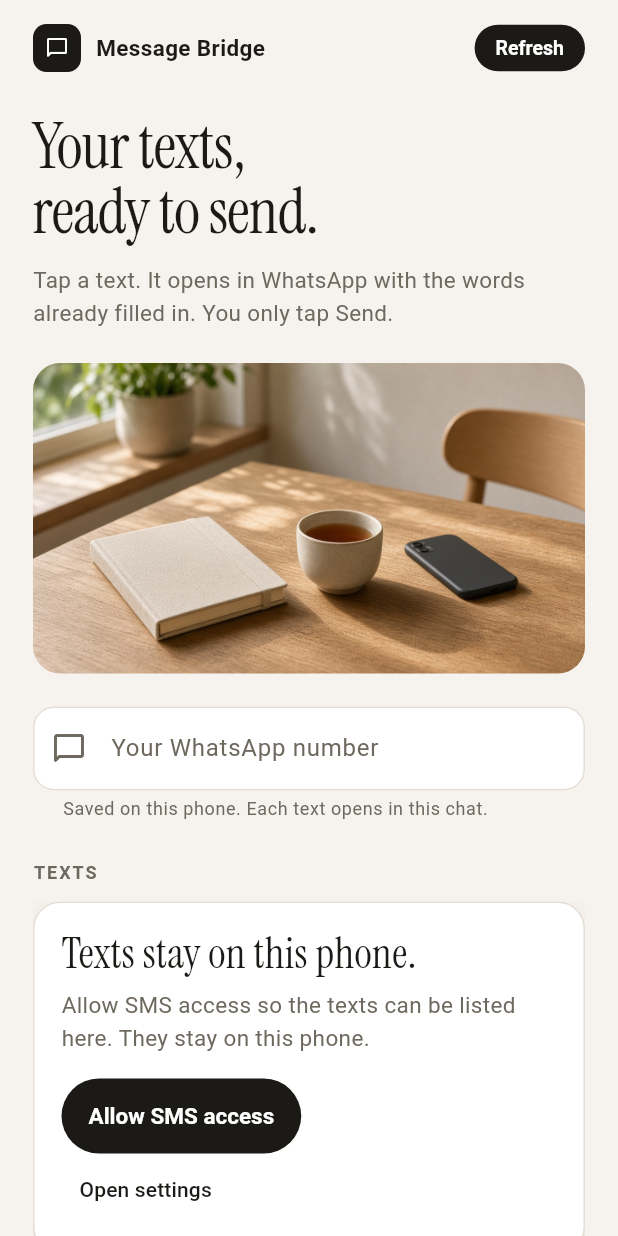
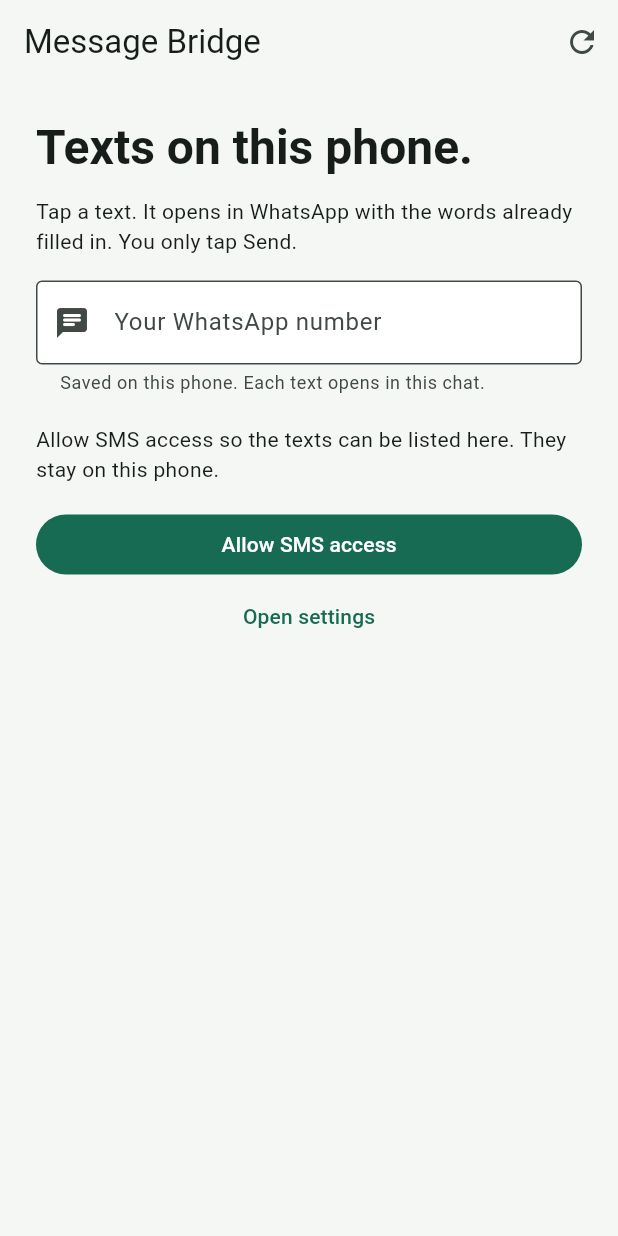
Before and after one commit to Judiciousmurich/message-bridge, a Flutter app: the screen it shows after launch, on a phone screen of 412 x 824 dp. Run offline on Flutter 3.47's test engine with Material 3 defaults, Android fonts, the phone set to English and light mode, and no system bars.

Commit message:
revert(ui): remove the editorial restyle
The careers-page layout was applied to the wrong project, so the text list is restored.

Ledger: 2026-11-17 17:02 — Revert the editorial restyle
Co-authored-by: Cursor <cursoragent@cursor.com>

```diff
--- a/lib/bridge_look.dart
+++ /dev/null
@@ -1,184 +0,0 @@
-import 'package:flutter/material.dart';
-
-class BridgeLook {
-  static const canvas = Color(0xFFF6F3EE);
-  static const ink = Color(0xFF1B1A17);
-  static const muted = Color(0xFF6E695F);
-  static const line = Color(0xFFE4DED4);
-  static const green = Color(0xFF0E7A55);
-
-  static const display = TextStyle(
-    fontFamily: 'Instrument Serif',
-    fontSize: 42,
-    height: 1.02,
-    fontWeight: FontWeight.w400,
-    color: ink,
-    letterSpacing: -0.6,
-  );
-
-  static const body = TextStyle(
-    fontSize: 15,
-    height: 1.45,
-    color: muted,
-  );
-
-  static const section = TextStyle(
-    fontSize: 12,
-    height: 1.2,
-    letterSpacing: 1.3,
-    fontWeight: FontWeight.w600,
-    color: muted,
-  );
-
-  static const cardDecoration = BoxDecoration(
-    color: Colors.white,
-    borderRadius: BorderRadius.all(Radius.circular(18)),
-    border: Border.fromBorderSide(BorderSide(color: line)),
-    boxShadow: [
-      BoxShadow(
-        color: Color(0x12000000),
-        blurRadius: 24,
-        offset: Offset(0, 10),
-      ),
-    ],
-  );
-
-  static ThemeData theme() {
-    final base = ThemeData(
-      useMaterial3: true,
-      scaffoldBackgroundColor: canvas,
-      colorScheme: ColorScheme.fromSeed(
-        seedColor: ink,
-        primary: ink,
-        surface: Colors.white,
-      ),
-    );
-    return base.copyWith(
-      textTheme: base.textTheme.apply(bodyColor: ink, displayColor: ink),
-      appBarTheme: const AppBarTheme(
-        backgroundColor: canvas,
-        foregroundColor: ink,
-        elevation: 0,
-        scrolledUnderElevation: 0,
-      ),
-      inputDecorationTheme: InputDecorationTheme(
-        filled: true,
-        fillColor: Colors.white,
-        contentPadding:
-            const EdgeInsets.symmetric(horizontal: 16, vertical: 16),
-        labelStyle: const TextStyle(color: muted),
-        hintStyle: const TextStyle(color: Color(0xFFA39E94)),
-        helperStyle: const TextStyle(color: muted),
-        border: _fieldBorder(line),
-        enabledBorder: _fieldBorder(line),
-        focusedBorder: _fieldBorder(ink, width: 1.4),
-      ),
-      filledButtonTheme: FilledButtonThemeData(
-        style: FilledButton.styleFrom(
-          backgroundColor: ink,
-          foregroundColor: Colors.white,
-          elevation: 0,
-          padding: const EdgeInsets.symmetric(horizontal: 18, vertical: 16),
-          shape: const StadiumBorder(),
-          textStyle: const TextStyle(fontWeight: FontWeight.w600, fontSize: 15),
-        ),
-      ),
-      outlinedButtonTheme: OutlinedButtonThemeData(
-        style: OutlinedButton.styleFrom(
-          foregroundColor: ink,
-          side: const BorderSide(color: line),
-          padding: const EdgeInsets.symmetric(horizontal: 18, vertical: 16),
-          shape: const StadiumBorder(),
-          textStyle: const TextStyle(fontWeight: FontWeight.w600, fontSize: 15),
-        ),
-      ),
-      textButtonTheme: TextButtonThemeData(
-        style: TextButton.styleFrom(foregroundColor: ink),
-      ),
-      snackBarTheme: const SnackBarThemeData(
-        backgroundColor: ink,
-        contentTextStyle: TextStyle(color: Colors.white),
-        behavior: SnackBarBehavior.floating,
-      ),
-    );
-  }
-
-  static OutlineInputBorder _fieldBorder(Color color, {double width = 1}) =>
-      OutlineInputBorder(
-        borderRadius: BorderRadius.circular(14),
-        borderSide: BorderSide(color: color, width: width),
-      );
-}
-
-class BridgeTopBar extends StatelessWidget {
-  const BridgeTopBar({super.key, this.actionLabel, this.onAction});
-
-  final String? actionLabel;
-  final VoidCallback? onAction;
-
-  @override
-  Widget build(BuildContext context) => Row(
-        children: [
-          if (Navigator.canPop(context))
-            Padding(
-              padding: const EdgeInsets.only(right: 4),
-              child: IconButton(
-                tooltip: 'Back',
-                onPressed: () => Navigator.of(context).maybePop(),
-                icon: const Icon(Icons.arrow_back_rounded, color: BridgeLook.ink),
-              ),
-            ),
-          Container(
-            width: 32,
-            height: 32,
-            alignment: Alignment.center,
-            decoration: BoxDecoration(
-              color: BridgeLook.ink,
-              borderRadius: BorderRadius.circular(9),
-            ),
-            child: const Icon(Icons.chat_bubble_outline_rounded,
-                color: Colors.white, size: 16),
-          ),
-          const SizedBox(width: 10),
-          const Text('Message Bridge',
-              style: TextStyle(
-                  fontWeight: FontWeight.w600,
-                  fontSize: 15,
-                  color: BridgeLook.ink)),
-          const Spacer(),
-          if (actionLabel != null)
-            TextButton(
-              onPressed: onAction,
-              style: TextButton.styleFrom(
-                backgroundColor: BridgeLook.ink,
-                foregroundColor: Colors.white,
-                disabledBackgroundColor: const Color(0xFFC4BFB6),
-                disabledForegroundColor: Colors.white,
-                padding: const EdgeInsets.symmetric(horizontal: 14, vertical: 8),
-                minimumSize: Size.zero,
-                tapTargetSize: MaterialTapTargetSize.shrinkWrap,
-                shape: const StadiumBorder(),
-                textStyle:
-                    const TextStyle(fontSize: 13, fontWeight: FontWeight.w600),
-              ),
-              child: Text(actionLabel!),
-            ),
-        ],
-      );
-}
-
-class BridgePhoto extends StatelessWidget {
-  const BridgePhoto({super.key});
-
-  @override
-  Widget build(BuildContext context) => ClipRRect(
-        borderRadius: BorderRadius.circular(18),
-        child: const AspectRatio(
-          aspectRatio: 16 / 9,
-          child: Image(
-            image: AssetImage('assets/images/desk.jpg'),
-            fit: BoxFit.cover,
-          ),
-        ),
-      );
-}
--- a/lib/main.dart
+++ b/lib/main.dart
@@ -1,7 +1,6 @@
 import 'package:flutter/foundation.dart';
 import 'package:flutter/material.dart';
 
-import 'bridge_look.dart';
 import 'compose_page.dart';
 import 'sms_inbox_page.dart';
 
@@ -16,7 +15,16 @@ class MessageBridge extends StatelessWidget {
   Widget build(BuildContext context) => MaterialApp(
         title: 'Message Bridge',
         debugShowCheckedModeBanner: false,
-        theme: BridgeLook.theme(),
+        theme: ThemeData(
+          useMaterial3: true,
+          colorScheme: ColorScheme.fromSeed(seedColor: const Color(0xFF087F62)),
+          scaffoldBackgroundColor: const Color(0xFFF5F7F4),
+          inputDecorationTheme: const InputDecorationTheme(
+            border: OutlineInputBorder(),
+            filled: true,
+            fillColor: Colors.white,
+          ),
+        ),
         home: !kIsWeb && defaultTargetPlatform == TargetPlatform.android
             ? const SmsInboxPage()
             : const ComposePage(),
--- a/lib/sms_inbox_page.dart
+++ b/lib/sms_inbox_page.dart
@@ -1,7 +1,6 @@
 import 'package:flutter/material.dart';
 import 'package:flutter/services.dart';
 
-import 'bridge_look.dart';
 import 'compose_page.dart';
 
 class PhoneText {
@@ -172,72 +171,59 @@ class _SmsInboxPageState extends State<SmsInboxPage> {
 
   @override
   Widget build(BuildContext context) => Scaffold(
-        backgroundColor: BridgeLook.canvas,
+        appBar: AppBar(
+          backgroundColor: const Color(0xFFF5F7F4),
+          title: const Text('Message Bridge'),
+          actions: [
+            IconButton(
+              tooltip: 'Refresh texts',
+              onPressed: _loading ? null : _load,
+              icon: const Icon(Icons.refresh),
+            ),
+          ],
+        ),
         body: SafeArea(
           child: Center(
             child: ConstrainedBox(
-              constraints: const BoxConstraints(maxWidth: 720),
+              constraints: const BoxConstraints(maxWidth: 600),
               child: _loading
-                  ? const Center(
-                      child: CircularProgressIndicator(color: BridgeLook.ink))
+                  ? const Center(child: CircularProgressIndicator())
                   : RefreshIndicator(
-                      color: BridgeLook.ink,
                       onRefresh: _load,
                       child: ListView(
                         physics: const AlwaysScrollableScrollPhysics(),
-                        padding: const EdgeInsets.fromLTRB(22, 16, 22, 36),
+                        padding: const EdgeInsets.all(24),
                         children: [
-                          BridgeTopBar(
-                            actionLabel: 'Refresh',
-                            onAction: _loading ? null : _load,
-                          ),
-                          const SizedBox(height: 28),
-                          const Text('Your texts,\nready to send.',
-                              style: BridgeLook.display),
+                          Text('Texts on this phone.',
+                              style: Theme.of(context)
+                                  .textTheme
+                                  .headlineLarge
+                                  ?.copyWith(
+                                      fontWeight: FontWeight.w700,
+                                      height: 1.15)),
                           const SizedBox(height: 14),
                           const Text(
-                            'Tap a text. It opens in WhatsApp with the words already filled in. You only tap Send.',
-                            style: BridgeLook.body,
-                          ),
-                          const SizedBox(height: 22),
-                          const BridgePhoto(),
-                          const SizedBox(height: 22),
+                              'Tap a text. It opens in WhatsApp with the words already filled in. You only tap Send.'),
+                          const SizedBox(height: 16),
                           TextField(
                             controller: _whatsappNumber,
                             keyboardType: TextInputType.phone,
-                            style: const TextStyle(color: BridgeLook.ink),
                             decoration: const InputDecoration(
                               labelText: 'Your WhatsApp number',
                               hintText: '+254712345678',
                               helperText:
                                   'Saved on this phone. Each text opens in this chat.',
                               helperMaxLines: 2,
-                              prefixIcon: Icon(Icons.chat_bubble_outline_rounded,
-                                  color: BridgeLook.muted),
+                              prefixIcon: Icon(Icons.chat_rounded),
                             ),
                             onChanged: (value) {
                               _rememberNumber(value);
                             },
                           ),
-                          const SizedBox(height: 28),
-                          const Text('TEXTS', style: BridgeLook.section),
-                          const SizedBox(height: 12),
-                          if (_needsPermission)
-                            _panel(
-                              child: Column(
-                                crossAxisAlignment: CrossAxisAlignment.start,
-                                children: [
-                                  const Text('Texts stay on this phone.',
-                                      style: TextStyle(
-                                          fontFamily: 'Instrument Serif',
-                                          fontSize: 28,
-                                          height: 1.1,
-                                          color: BridgeLook.ink)),
-                                  const SizedBox(height: 8),
+                          const SizedBox(height: 20),
+                          if (_needsPermission) ...[
                             const Text(
-                                    'Allow SMS access so the texts can be listed here. They stay on this phone.',
-                                    style: BridgeLook.body,
-                                  ),
+                                'Allow SMS access so the texts can be listed here. They stay on this phone.'),
                             const SizedBox(height: 16),
                             FilledButton(
                               onPressed: _allow,
@@ -248,91 +234,48 @@ class _SmsInboxPageState extends State<SmsInboxPage> {
                               child: const Text('Open settings'),
                             ),
                           ],
-                              ),
-                            ),
                           if (_error != null) ...[
-                            Text(_error!, style: BridgeLook.body),
+                            Text(_error!),
                             const SizedBox(height: 12),
                           ],
                           if (!_needsPermission &&
                               _error == null &&
                               _messages.isEmpty)
-                            _panel(
-                              child: const Column(
+                            const Text('No text messages were found on this phone.'),
+                          if (_messages.length == _limit)
+                            const Padding(
+                              padding: EdgeInsets.only(bottom: 12),
+                              child: Text('Showing the 200 newest texts.'),
+                            ),
+                          for (final message in _messages) ...[
+                            Card(
+                              clipBehavior: Clip.antiAlias,
+                              child: InkWell(
+                                onTap: _opening ? null : () => _send(message),
+                                child: Padding(
+                                  padding: const EdgeInsets.all(16),
+                                  child: Column(
                                     crossAxisAlignment: CrossAxisAlignment.start,
                                     children: [
-                                  Text('No texts on this phone.',
-                                      style: TextStyle(
-                                          fontFamily: 'Instrument Serif',
-                                          fontSize: 28,
-                                          height: 1.1,
-                                          color: BridgeLook.ink)),
-                                  SizedBox(height: 8),
+                                      Text(message.address,
+                                          style: Theme.of(context)
+                                              .textTheme
+                                              .titleMedium),
+                                      const SizedBox(height: 4),
                                       Text(
-                                    'When a message is stored on this phone, it will show up here.',
-                                    style: BridgeLook.body,
-                                  ),
+                                          '${message.sent ? 'Sent' : 'Received'} · ${_when(message.dateMillis)}'),
+                                      const SizedBox(height: 8),
+                                      Text(message.body),
+                                      const SizedBox(height: 8),
+                                      Text('Open in WhatsApp',
+                                          style: Theme.of(context)
+                                              .textTheme
+                                              .labelLarge
+                                              ?.copyWith(
+                                                  color: const Color(0xFF087F62))),
                                     ],
                                   ),
                                 ),
-                          if (_messages.length == _limit)
-                            const Padding(
-                              padding: EdgeInsets.only(bottom: 12),
-                              child: Text('Showing the 200 newest texts.',
-                                  style: BridgeLook.body),
-                            ),
-                          for (final message in _messages) ...[
-                            _panel(
-                              onTap: _opening ? null : () => _send(message),
-                              child: Column(
-                                crossAxisAlignment: CrossAxisAlignment.start,
-                                children: [
-                                  Row(
-                                    crossAxisAlignment: CrossAxisAlignment.start,
-                                    children: [
-                                      Expanded(
-                                        child: Text(message.address,
-                                            style: const TextStyle(
-                                                fontSize: 17,
-                                                fontWeight: FontWeight.w600,
-                                                color: BridgeLook.ink)),
-                                      ),
-                                      const SizedBox(width: 12),
-                                      Container(
-                                        width: 32,
-                                        height: 32,
-                                        alignment: Alignment.center,
-                                        decoration: BoxDecoration(
-                                          color: const Color(0xFFF3F0EA),
-                                          borderRadius: BorderRadius.circular(10),
-                                        ),
-                                        child: Icon(
-                                          message.sent
-                                              ? Icons.north_east_rounded
-                                              : Icons.south_west_rounded,
-                                          size: 16,
-                                          color: BridgeLook.ink,
-                                        ),
-                                      ),
-                                    ],
-                                  ),
-                                  const SizedBox(height: 6),
-                                  Text(
-                                    '${message.sent ? 'Sent' : 'Received'} · ${_when(message.dateMillis)}',
-                                    style: BridgeLook.body,
-                                  ),
-                                  const SizedBox(height: 10),
-                                  Text(message.body,
-                                      style: const TextStyle(
-                                          fontSize: 15,
-                                          height: 1.4,
-                                          color: BridgeLook.ink)),
-                                  const SizedBox(height: 14),
-                                  const Text('Open in WhatsApp',
-                                      style: TextStyle(
-                                          fontWeight: FontWeight.w600,
-                                          color: BridgeLook.green)),
-                                ],
                               ),
                             ),
                             const SizedBox(height: 12),
@@ -344,16 +287,4 @@ class _SmsInboxPageState extends State<SmsInboxPage> {
           ),
         ),
       );
-
-  Widget _panel({required Widget child, VoidCallback? onTap}) => Material(
-        color: Colors.transparent,
-        child: InkWell(
-          onTap: onTap,
-          borderRadius: BorderRadius.circular(18),
-          child: Ink(
-            decoration: BridgeLook.cardDecoration,
-            child: Padding(padding: const EdgeInsets.all(18), child: child),
-          ),
-        ),
-      );
 }
```
Also changed, not shown: assets/fonts/OFL.txt (deleted, +0 -93 lines), lib/compose_page.dart (+34 -33 lines), pubspec.yaml (+0 -8 lines), assets/fonts/InstrumentSerif-Regular.ttf (deleted), assets/images/desk.jpg (deleted), 2 other files. Lines whose indentation alone changed are shown as unchanged.
